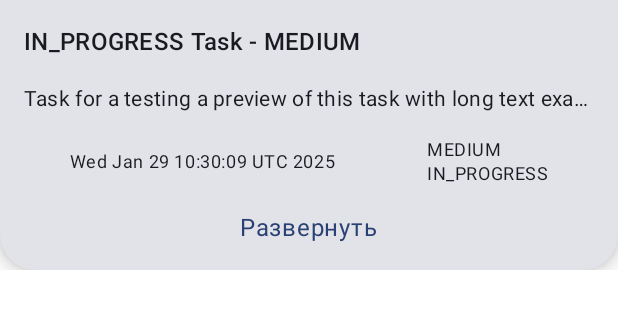
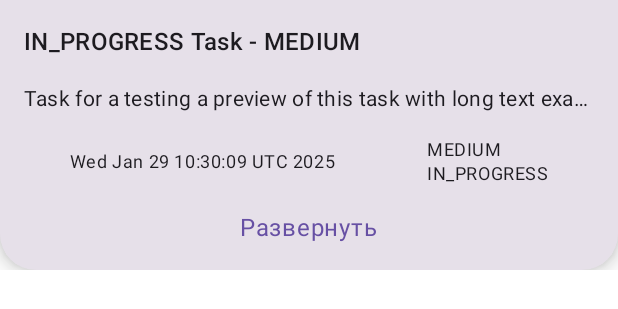
Before and after one commit to myakisheff/dealdone-Android, an Android app built with Jetpack Compose: the @Preview function CurrentTaskPreview, on a phone screen of 412 x 824 dp. Shown: the top 309 px of the screen. Run offline under Robolectric (Android 15) with nearby library versions, the phone set to English and light mode, and no system bars.

Commit message:
fixed color schema

```diff
--- a/app/src/main/java/com/example/dealdone/ui/theme/Theme.kt
+++ b/app/src/main/java/com/example/dealdone/ui/theme/Theme.kt
@@ -81,7 +81,7 @@ private val darkScheme = darkColorScheme(
 fun DealDoneTheme(
     darkTheme: Boolean = isSystemInDarkTheme(),
     // Dynamic color is available on Android 12+
-    dynamicColor: Boolean = true,
+    dynamicColor: Boolean = false,
     content: @Composable () -> Unit
 ) {
     val colorScheme = when {
@@ -90,8 +90,8 @@ fun DealDoneTheme(
             if (darkTheme) dynamicDarkColorScheme(context) else dynamicLightColorScheme(context)
         }
 
-        darkTheme -> lightScheme
-        else -> darkScheme
+        darkTheme -> darkScheme
+        else -> lightScheme
     }
     val view = LocalView.current
     if (!view.isInEditMode) {
```
